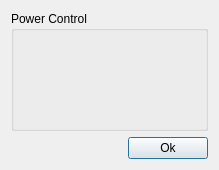
Qt form storm_control/hal4000/qtdesigner/illumination.ui (ZhuangLab/storm-control) before a commit.
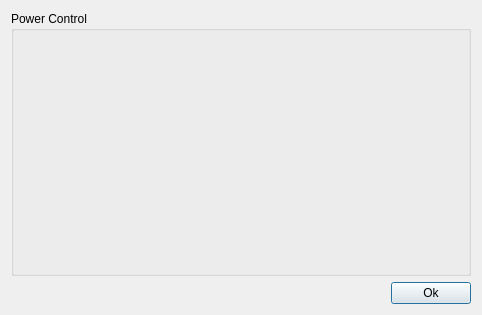
The same form after that commit.

Commit message: More work on trying to get the layout to look right.

Diff of the .ui file:
```diff
--- a/storm_control/hal4000/qtdesigner/illumination.ui
+++ b/storm_control/hal4000/qtdesigner/illumination.ui
@@ -6,26 +6,26 @@
    <rect>
     <x>0</x>
     <y>0</y>
-    <width>219</width>
-    <height>170</height>
+    <width>482</width>
+    <height>315</height>
    </rect>
   </property>
   <property name="sizePolicy">
-   <sizepolicy hsizetype="Fixed" vsizetype="Fixed">
+   <sizepolicy hsizetype="Preferred" vsizetype="Preferred">
     <horstretch>0</horstretch>
     <verstretch>0</verstretch>
    </sizepolicy>
   </property>
   <property name="minimumSize">
    <size>
-    <width>100</width>
-    <height>100</height>
+    <width>0</width>
+    <height>0</height>
    </size>
   </property>
   <property name="maximumSize">
    <size>
-    <width>372</width>
-    <height>312</height>
+    <width>16777215</width>
+    <height>16777215</height>
    </size>
   </property>
   <property name="windowTitle">
@@ -47,6 +47,9 @@
    </item>
    <item>
     <layout class="QHBoxLayout" name="horizontalLayout">
+     <property name="spacing">
+      <number>2</number>
+     </property>
      <item>
       <spacer name="horizontalSpacer">
        <property name="orientation">
```
The commit also changes 5 other files.
